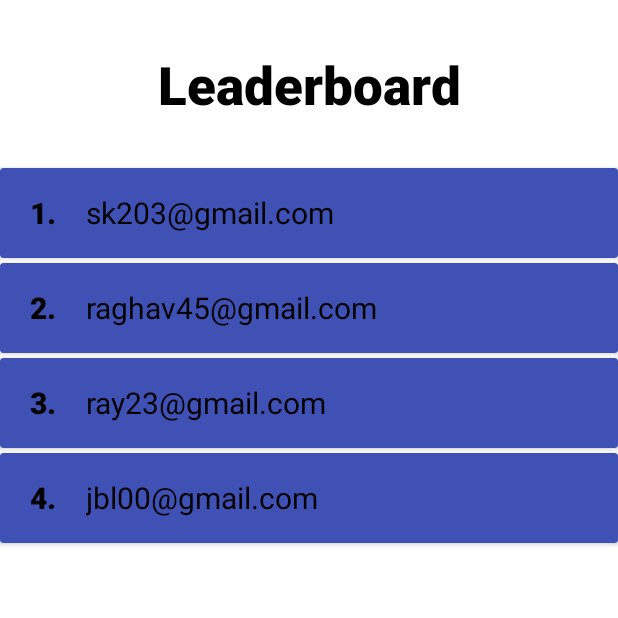
After one commit to tiwari-aditi/CQuant, an Android app: the Leaderboard screen opened directly, with no data from a screen before it, on a phone screen of 412 x 824 dp, the top half of it. The commit adds this screen. Run offline under Robolectric (Android 15) with nearby library versions, the phone set to English and light mode, and no system bars.

Commit message:
leaderboard

```diff
--- /dev/null
+++ b/app/src/main/java/com/example/cquant/Leaderboard.java
@@ -0,0 +1,22 @@
+package com.example.cquant;
+
+import androidx.appcompat.app.AppCompatActivity;
+
+import android.os.Bundle;
+import android.widget.ArrayAdapter;
+import android.widget.ListView;
+import android.widget.TextView;
+
+public class Leaderboard extends AppCompatActivity {
+    ListView listView;
+    TextView textView;
+    String[] user;
+
+    @Override
+    protected void onCreate(Bundle savedInstanceState) {
+        super.onCreate(savedInstanceState);
+        setContentView(R.layout.activity_leaderboard);
+
+
+    }
+}
--- /dev/null
+++ b/app/src/main/res/layout/activity_leaderboard.xml
@@ -0,0 +1,177 @@
+<?xml version="1.0" encoding="utf-8"?>
+<androidx.constraintlayout.widget.ConstraintLayout xmlns:android="http://schemas.android.com/apk/res/android"
+    xmlns:app="http://schemas.android.com/apk/res-auto"
+    xmlns:tools="http://schemas.android.com/tools"
+    android:layout_width="match_parent"
+    android:layout_height="match_parent"
+    tools:context=".Leaderboard">
+
+
+    <TextView
+        android:layout_width="wrap_content"
+        android:layout_height="wrap_content"
+        android:fontFamily="sans-serif-black"
+        android:text="Leaderboard"
+        android:textColor="@color/black"
+        android:textSize="35dp"
+        app:layout_constraintBottom_toTopOf="@+id/card1"
+        app:layout_constraintEnd_toEndOf="parent"
+        app:layout_constraintStart_toStartOf="parent"
+        app:layout_constraintTop_toTopOf="parent" />
+
+    <androidx.cardview.widget.CardView
+        android:id="@+id/card1"
+        android:layout_width="match_parent"
+        android:layout_height="60dp"
+        android:layout_marginTop="112dp"
+        android:backgroundTint="#3F51B5"
+        app:layout_constraintEnd_toEndOf="parent"
+        app:layout_constraintStart_toStartOf="parent"
+        app:layout_constraintTop_toTopOf="parent">
+        <RelativeLayout
+            android:layout_width="match_parent"
+            android:layout_height="match_parent">
+
+            <TextView
+                android:id="@+id/rank1"
+                android:layout_width="wrap_content"
+                android:layout_height="wrap_content"
+                android:text="1."
+                android:textSize="20sp"
+                android:layout_centerVertical="true"
+                android:layout_marginStart="20dp"
+                android:textColor="@color/black"
+                android:fontFamily="sans-serif-black"/>
+            <TextView
+                android:layout_width="wrap_content"
+                android:layout_height="wrap_content"
+                android:text="sk203@gmail.com"
+                android:textSize="20sp"
+                android:textColor="@color/black"
+                android:layout_toRightOf="@id/rank1"
+                android:layout_centerVertical="true"
+                android:layout_marginStart="20dp"/>
+        </RelativeLayout>
+
+    </androidx.cardview.widget.CardView>
+
+    <androidx.cardview.widget.CardView
+        android:id="@+id/card2"
+        android:layout_width="match_parent"
+        android:layout_height="60dp"
+        android:layout_marginTop="3dp"
+        android:backgroundTint="#3F51B5"
+        app:layout_constraintEnd_toEndOf="parent"
+        app:layout_constraintHorizontal_bias="1.0"
+        app:layout_constraintStart_toStartOf="parent"
+        app:layout_constraintTop_toBottomOf="@+id/card1">
+
+        <RelativeLayout
+            android:layout_width="match_parent"
+            android:layout_height="match_parent">
+
+            <TextView
+                android:id="@+id/rank2"
+                android:layout_width="wrap_content"
+                android:layout_height="wrap_content"
+                android:layout_centerVertical="true"
+                android:layout_marginStart="20dp"
+                android:fontFamily="sans-serif-black"
+                android:text="2."
+                android:textColor="@color/black"
+                android:textSize="20sp" />
+
+            <TextView
+                android:layout_width="wrap_content"
+                android:layout_height="wrap_content"
+                android:layout_centerVertical="true"
+                android:layout_marginStart="20dp"
+                android:layout_toRightOf="@id/rank2"
+                android:text="raghav45@gmail.com"
+                android:textColor="@color/black"
+                android:textSize="20sp" />
+
+        </RelativeLayout>
+
+
+    </androidx.cardview.widget.CardView>
+
+    <androidx.cardview.widget.CardView
+        android:id="@+id/card3"
+        android:layout_width="match_parent"
+        android:layout_height="60dp"
+        android:layout_marginTop="3dp"
+        android:backgroundTint="#3F51B5"
+        app:layout_constraintEnd_toEndOf="parent"
+        app:layout_constraintStart_toStartOf="parent"
+        app:layout_constraintTop_toBottomOf="@+id/card2">
+
+        <RelativeLayout
+            android:layout_width="match_parent"
+            android:layout_height="match_parent">
+
+            <TextView
+                android:id="@+id/rank3"
+                android:layout_width="wrap_content"
+                android:layout_height="wrap_content"
+                android:layout_centerVertical="true"
+                android:layout_marginStart="20dp"
+                android:fontFamily="sans-serif-black"
+                android:text="3."
+                android:textColor="@color/black"
+                android:textSize="20sp" />
+
+            <TextView
+                android:layout_width="wrap_content"
+                android:layout_height="wrap_content"
+                android:layout_centerVertical="true"
+                android:layout_marginStart="20dp"
+                android:layout_toRightOf="@id/rank3"
+                android:text="ray23@gmail.com"
+                android:textColor="@color/black"
+                android:textSize="20sp"/>
+        </RelativeLayout>
+
+
+    </androidx.cardview.widget.CardView>
+
+    <androidx.cardview.widget.CardView
+        android:id="@+id/card4"
+        android:layout_width="match_parent"
+        android:layout_height="60dp"
+        android:layout_marginTop="3dp"
+        android:backgroundTint="#3F51B5"
+        app:layout_constraintEnd_toEndOf="parent"
+        app:layout_constraintStart_toStartOf="parent"
+        app:layout_constraintTop_toBottomOf="@+id/card3">
+
+        <RelativeLayout
+            android:layout_width="match_parent"
+            android:layout_height="match_parent">
+
+            <TextView
+                android:id="@+id/rank4"
+                android:layout_width="wrap_content"
+                android:layout_height="wrap_content"
+                android:layout_centerVertical="true"
+                android:layout_marginStart="20dp"
+                android:fontFamily="sans-serif-black"
+                android:text="4."
+                android:textColor="@color/black"
+                android:textSize="20sp" />
+
+            <TextView
+                android:layout_width="wrap_content"
+                android:layout_height="wrap_content"
+                android:layout_centerVertical="true"
+                android:layout_marginStart="20dp"
+                android:layout_toRightOf="@id/rank4"
+                android:text="jbl00@gmail.com"
+                android:textColor="@color/black"
+                android:textSize="20sp" />
+
+        </RelativeLayout>
+
+    </androidx.cardview.widget.CardView>
+
+</androidx.constraintlayout.widget.ConstraintLayout>
```
Also changed, not shown: app/src/main/AndroidManifest.xml (+21 -0 lines), app/src/main/java/com/example/cquant/emission.java (+9 -0 lines), app/src/main/res/layout/activity_emission.xml (+128 -1 lines), app/src/main/res/values/strings.xml (+29 -0 lines).
